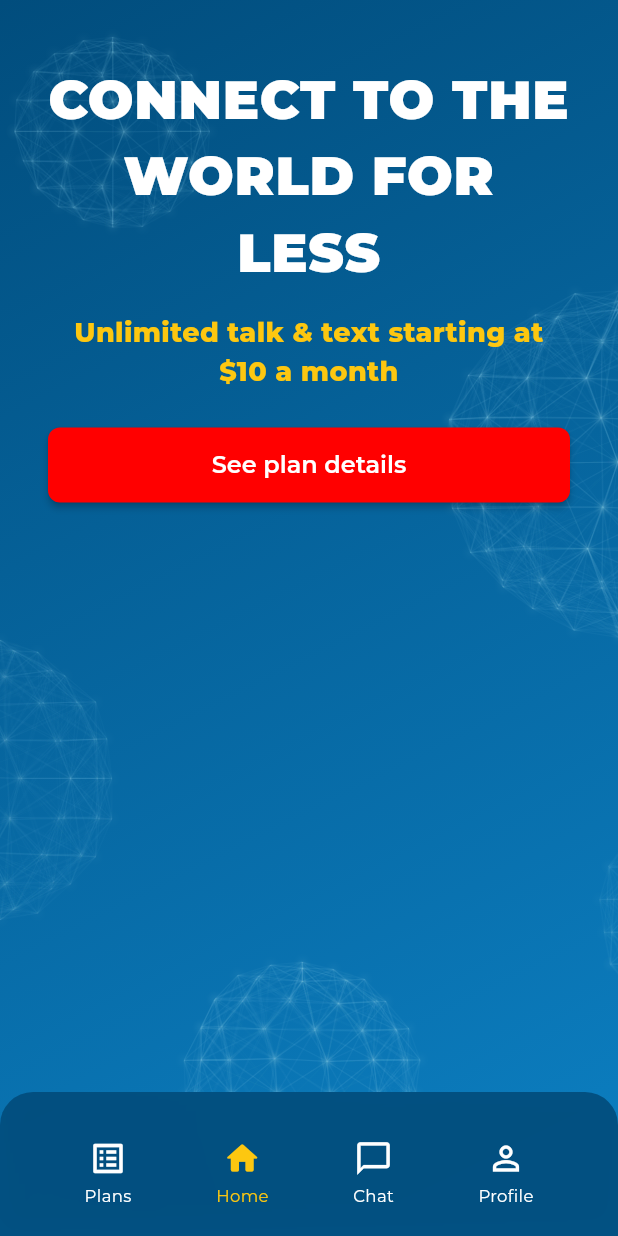
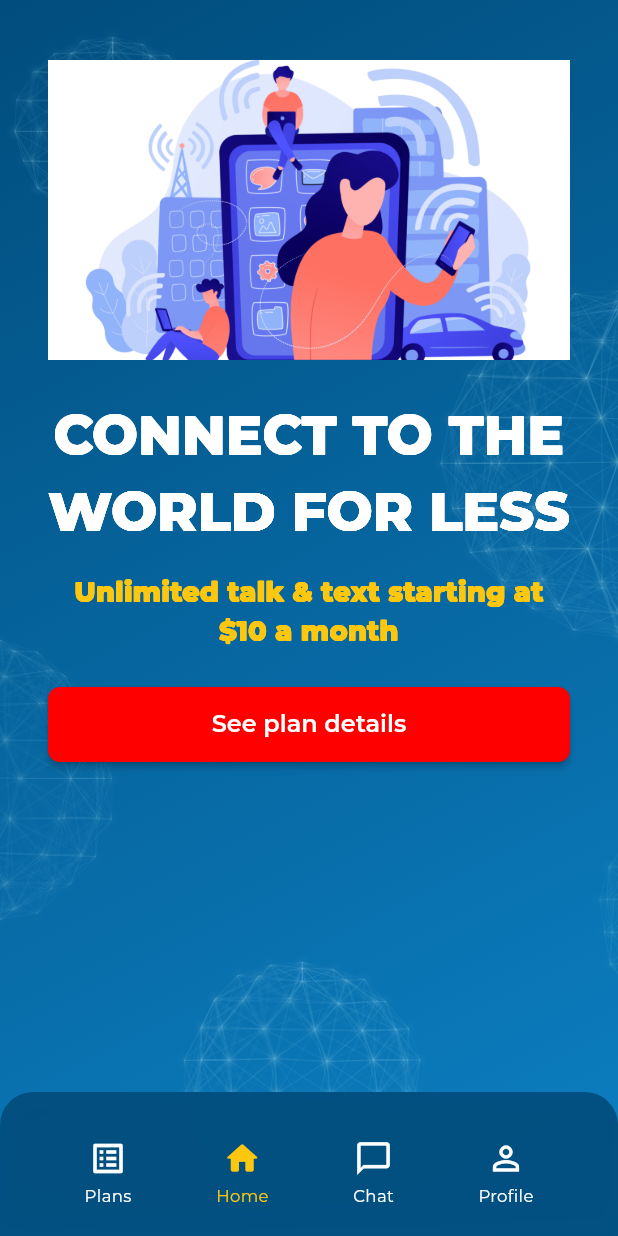
Before and after one commit to deepthikuru/linkUpMobileApp, a Flutter app: the MainLayout screen opened directly, on a phone screen of 412 x 824 dp. Run offline on Flutter 3.47's test engine with Material 3 defaults, Android fonts, the phone set to English and light mode, and no system bars; our stand-ins replace cloud_firestore, connectivity_plus, device_info_plus, firebase_auth, firebase_core, firebase_messaging and 8 more; missing offline and left inert: flutter_inappwebview; accounts and stored records are empty; network calls fail.

Commit message:
Add hero image and update text styles for new users, fix nanopb duplicate symbols issue

```diff
--- a/linkUpMobileApp/lib/screens/home/start_order_view.dart
+++ b/linkUpMobileApp/lib/screens/home/start_order_view.dart
@@ -409,23 +409,27 @@ class _StartOrderContentState extends State<_StartOrderContent> {
                   child: Column(
                     crossAxisAlignment: CrossAxisAlignment.start,
                     children: [
+                      Image.asset(
+                        'assets/images/OrgCoral_Eco-01_Concept-06.jpg',
+                        fit: BoxFit.cover,
+                        width: double.infinity,
+                        height: 200,
+                      ),
+                      const SizedBox(height: 24),
                       Text(
                         'CONNECT TO THE WORLD FOR LESS',
-                        style: TextStyle(
+                        style: AppTheme.getDoubleBoldTextStyle(
+                          color: Colors.white,
                           fontSize: 36,
-                          fontWeight: FontWeight.w900,
-                          color: Colors.white,
-                          letterSpacing: 0.5,
                         ),
                         textAlign: TextAlign.center,
                       ),
                       const SizedBox(height: 16),
                       Text(
                         'Unlimited talk & text starting at \$10 a month',
-                        style: TextStyle(
+                        style: AppTheme.getDoubleBoldTextStyle(
+                          color: AppTheme.accentGold,
                           fontSize: 18,
-                          fontWeight: FontWeight.w800,
-                          color: AppTheme.accentGold,
                         ),
                         textAlign: TextAlign.center,
                       ),
```
Also changed, not shown: linkUpMobileApp/assets/images/OrgCoral_Eco-01_Concept-06.jpg (added), 2 other files.
